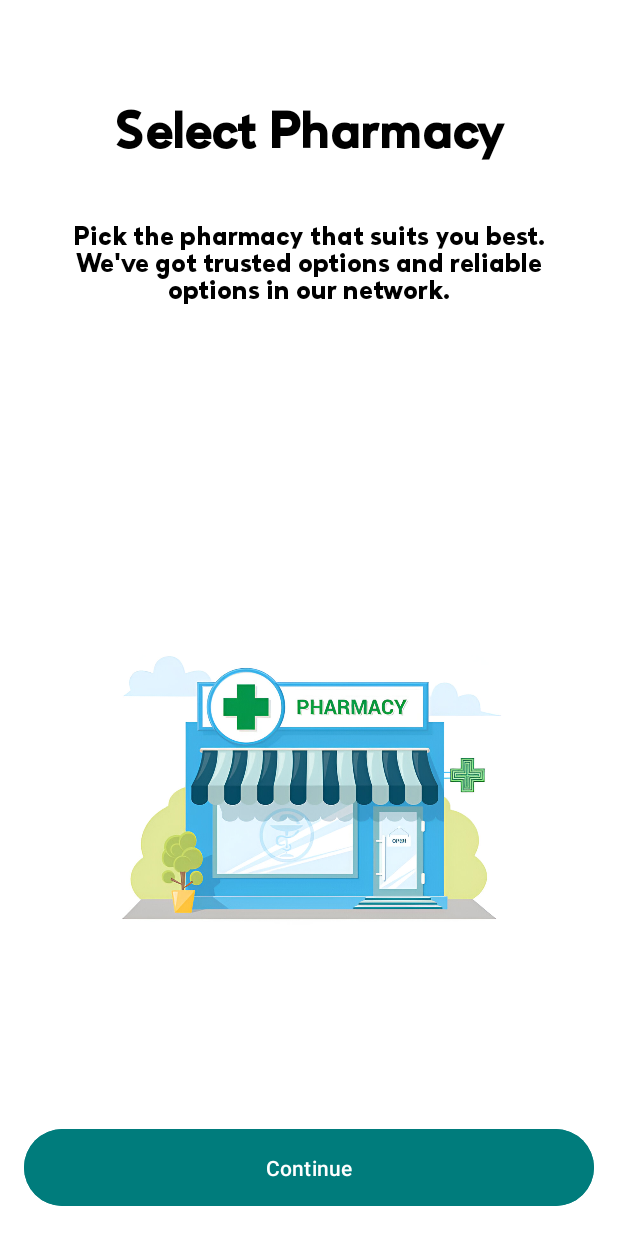
After one commit to alikazimov12/parmacy, an Android app: the SecondInfoStage screen opened directly, with no data from a screen before it, on a phone screen of 412 x 824 dp. The commit adds this screen. Run offline under Robolectric (Android 15) with nearby library versions, the phone set to English and light mode, and no system bars; 1 statement that could not run was skipped.

Commit message:
Not good design

```diff
--- a/app/src/main/AndroidManifest.xml
+++ b/app/src/main/AndroidManifest.xml
@@ -12,6 +12,9 @@
         android:supportsRtl="true"
         android:theme="@style/Theme.PharmacyApp"
         tools:targetApi="31">
+        <activity
+            android:name=".infoStages.SecondInfoStage"
+            android:exported="false" />
         <activity
             android:name=".infoStages.FirstInfoStage"
             android:exported="false" />
--- /dev/null
+++ b/app/src/main/java/com/example/pharmacyapp/infoStages/SecondInfoStage.kt
@@ -0,0 +1,21 @@
+package com.example.pharmacyapp.infoStages
+
+import android.os.Bundle
+import androidx.activity.enableEdgeToEdge
+import androidx.appcompat.app.AppCompatActivity
+import androidx.core.view.ViewCompat
+import androidx.core.view.WindowInsetsCompat
+import com.example.pharmacyapp.R
+
+class SecondInfoStage : AppCompatActivity() {
+    override fun onCreate(savedInstanceState: Bundle?) {
+        super.onCreate(savedInstanceState)
+        enableEdgeToEdge()
+        setContentView(R.layout.activity_second_info_stage)
+        ViewCompat.setOnApplyWindowInsetsListener(findViewById(R.id.main)) { v, insets ->
+            val systemBars = insets.getInsets(WindowInsetsCompat.Type.systemBars())
+            v.setPadding(systemBars.left, systemBars.top, systemBars.right, systemBars.bottom)
+            insets
+        }
+    }
+}
--- a/app/src/main/res/layout/activity_first_info_stage.xml
+++ b/app/src/main/res/layout/activity_first_info_stage.xml
@@ -16,6 +16,8 @@
         android:orientation="horizontal"
         android:gravity="center"
         android:layout_marginTop="50dp">
+
+
 
     </LinearLayout>
 
@@ -53,7 +55,7 @@
             android:id="@+id/centerImageCtn"
             android:layout_width="match_parent"
             android:layout_height="wrap_content"
-            android:layout_margin="60dp"
+            android:layout_margin="36dp"
             android:orientation="vertical"
             >
             <androidx.cardview.widget.CardView
--- /dev/null
+++ b/app/src/main/res/layout/activity_second_info_stage.xml
@@ -0,0 +1,87 @@
+<?xml version="1.0" encoding="utf-8"?>
+<LinearLayout xmlns:android="http://schemas.android.com/apk/res/android"
+    android:layout_width="match_parent"
+    android:layout_height="match_parent"
+    xmlns:app="http://schemas.android.com/apk/res-auto"
+    xmlns:tools="http://schemas.android.com/tools"
+    android:orientation="vertical"
+    android:padding="16dp"
+    android:background="@color/white"
+    tools:context=".MainActivity">
+
+    <LinearLayout
+        android:id="@+id/dotsLayout"
+        android:layout_width="wrap_content"
+        android:layout_height="wrap_content"
+        android:orientation="horizontal"
+        android:gravity="center"
+        android:layout_marginTop="50dp">
+
+
+
+    </LinearLayout>
+
+
+    <TextView
+        android:id="@+id/find_medicines_title"
+        android:layout_width="match_parent"
+        android:layout_height="wrap_content"
+        android:text="Select Pharmacy"
+        android:fontFamily="@font/zirkelbold"
+        android:textSize="34sp"
+        android:textStyle="bold"
+        android:gravity="center"
+        android:layout_marginBottom="16dp"
+        android:textColor="@color/black"/>
+
+    <TextView
+        android:id="@+id/find_medicines_subtitle"
+        android:layout_width="match_parent"
+        android:layout_height="wrap_content"
+        android:text="Pick the pharmacy that suits you best. We've got trusted options and reliable options in our network."
+        android:textSize="18sp"
+        android:padding="22dp"
+        android:fontFamily="@font/zirkelblack"
+        android:gravity="center"
+        android:layout_marginBottom="24dp"
+        android:textColor="@color/black"/>
+
+    <FrameLayout
+        android:layout_width="match_parent"
+        android:layout_height="wrap_content"
+        android:layout_gravity="center"
+        >
+        <LinearLayout
+            android:id="@+id/centerImageCtn"
+            android:layout_width="match_parent"
+            android:layout_height="wrap_content"
+            android:layout_margin="60dp"
+            android:orientation="vertical"
+            >
+
+            <ImageView
+                android:layout_width="wrap_content"
+                android:layout_height="wrap_content"
+                android:src="@drawable/pharmacyimage"
+                />
+
+
+
+        </LinearLayout>
+
+        <Button
+            android:id="@+id/continue_button"
+            android:layout_width="match_parent"
+            android:layout_height="wrap_content"
+            android:text="Continue"
+            android:layout_gravity="bottom"
+            android:backgroundTint="@color/teal"
+            android:textColor="@color/white"
+            android:padding="16dp" />
+
+
+    </FrameLayout>
+
+
+
+</LinearLayout>
```
Also changed, not shown: app/src/main/res/layout/activity_first_info_staga.xml (deleted, +0 -170 lines), app/src/main/res/drawable/pharmacyimage.jpg (added).
